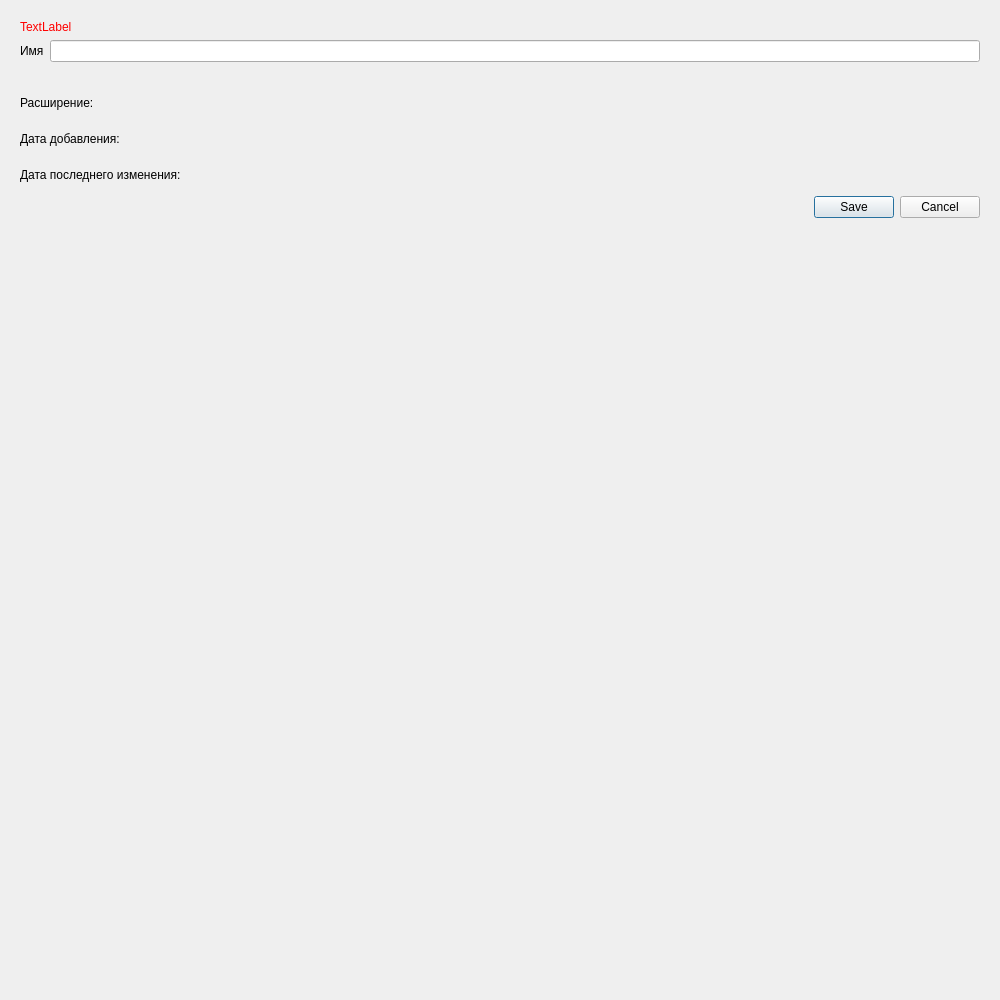
Above: interface/file/fileForm.ui from strizh78/MApp before the change. Below: the same form after it.
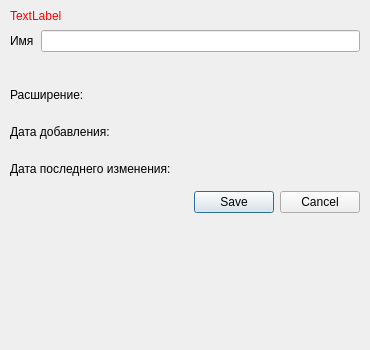
That is the form after the change.

Diff of the .ui file:
```diff
--- a/interface/file/fileForm.ui
+++ b/interface/file/fileForm.ui
@@ -6,19 +6,38 @@
    <rect>
     <x>0</x>
     <y>0</y>
-    <width>1000</width>
-    <height>1000</height>
+    <width>370</width>
+    <height>350</height>
    </rect>
   </property>
+  <property name="sizePolicy">
+   <sizepolicy hsizetype="Preferred" vsizetype="Preferred">
+    <horstretch>0</horstretch>
+    <verstretch>0</verstretch>
+   </sizepolicy>
+  </property>
   <property name="windowTitle">
    <string>Form</string>
   </property>
-  <layout class="QVBoxLayout" name="verticalLayout">
-   <item>
-    <layout class="QHBoxLayout" name="allLayout">
+  <layout class="QHBoxLayout" name="horizontalLayout">
      <property name="spacing">
       <number>7</number>
      </property>
+   <property name="sizeConstraint">
+    <enum>QLayout::SetDefaultConstraint</enum>
+   </property>
+   <property name="leftMargin">
+    <number>9</number>
+   </property>
+   <property name="topMargin">
+    <number>9</number>
+   </property>
+   <property name="rightMargin">
+    <number>9</number>
+   </property>
+   <property name="bottomMargin">
+    <number>9</number>
+   </property>
      <item>
       <widget class="QWidget" name="infoWidget" native="true">
        <property name="minimumSize">
@@ -34,8 +53,23 @@
         </size>
        </property>
        <layout class="QVBoxLayout" name="verticalLayout_2">
+      <property name="spacing">
+       <number>7</number>
+      </property>
         <property name="sizeConstraint">
-         <enum>QLayout::SetMaximumSize</enum>
+       <enum>QLayout::SetMinimumSize</enum>
+      </property>
+      <property name="leftMargin">
+       <number>0</number>
+      </property>
+      <property name="topMargin">
+       <number>0</number>
+      </property>
+      <property name="rightMargin">
+       <number>0</number>
+      </property>
+      <property name="bottomMargin">
+       <number>0</number>
         </property>
         <item>
          <widget class="QLabel" name="errorLabel">
@@ -63,7 +97,14 @@
            </widget>
           </item>
           <item>
-           <widget class="QLineEdit" name="name"/>
+         <widget class="QLineEdit" name="name">
+          <property name="maximumSize">
+           <size>
+            <width>16777215</width>
+            <height>16777215</height>
+           </size>
+          </property>
+         </widget>
           </item>
          </layout>
         </item>
@@ -206,6 +247,12 @@
         </item>
         <item>
          <widget class="QDialogButtonBox" name="buttonBox">
+        <property name="maximumSize">
+         <size>
+          <width>350</width>
+          <height>16777215</height>
+         </size>
+        </property>
           <property name="standardButtons">
            <set>QDialogButtonBox::Cancel|QDialogButtonBox::Save</set>
           </property>
@@ -229,8 +276,6 @@
         </item>
        </layout>
       </widget>
-     </item>
-    </layout>
    </item>
   </layout>
  </widget>
```
Lines whose indentation alone changed are shown as unchanged.
